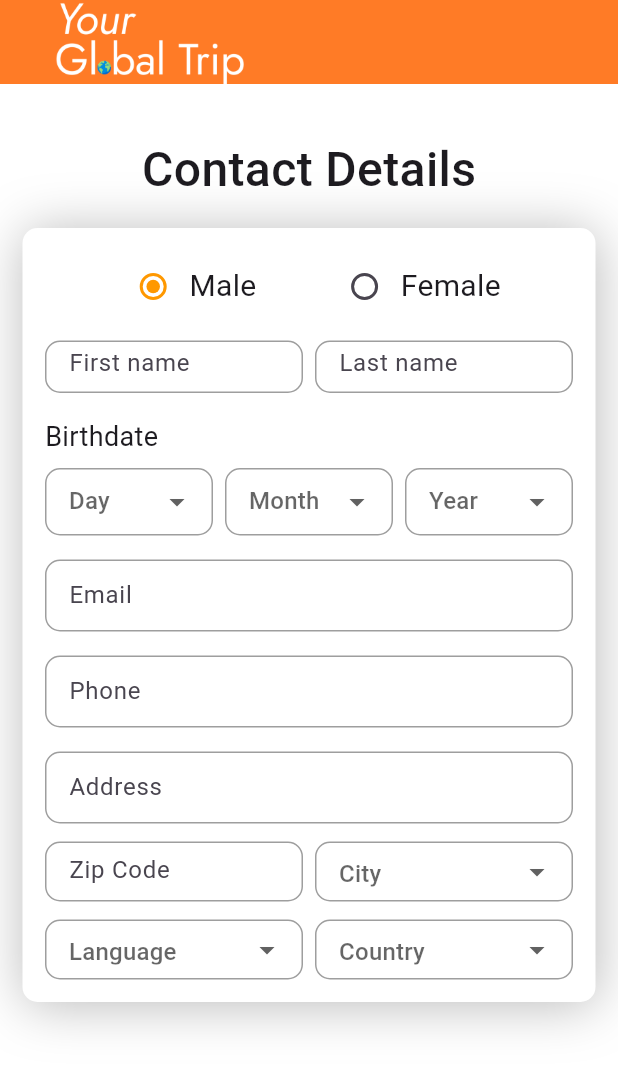
After one commit to HamzaElshennawy/your_global_trip, a Flutter app: the AdultDetailsPage screen opened directly, after a tap on "Next", on a phone screen of 412 x 824 dp. The commit adds this screen. Shown: the top 1068 px of the screen. Run offline on Flutter 3.47's test engine with Material 3 defaults, Android fonts, the light colour scheme and no system bars; network calls fail.

Commit message:
Add ContactDetailsPage and integrate navigation from AdultDetailsPage; update TripDetailsPage date selection and enhance HomePage search functionality

```diff
--- a/lib/pages/adult_details_page.dart
+++ b/lib/pages/adult_details_page.dart
@@ -1,4 +1,5 @@
 import 'package:flutter/material.dart';
+import 'package:your_global_trip/pages/contact_details_page.dart';
 import 'package:your_global_trip/tiles/custom_appbar.dart';
 import 'package:your_global_trip/tiles/user_form.dart';
 
@@ -19,6 +20,46 @@
         logoEnabled: true,
       ),
       backgroundColor: Colors.white,
+      floatingActionButton: GestureDetector(
+        onTap: () {
+          Navigator.push(
+            context,
+            MaterialPageRoute(
+              builder: (context) => ContactDetailsPage(),
+            ),
+          );
+        },
+        child: Container(
+          width: 150,
+          height: 50,
+          clipBehavior: Clip.hardEdge,
+          decoration: BoxDecoration(
+            borderRadius: BorderRadius.circular(10),
+            color: Colors.orange,
+          ),
+          child: Padding(
+            padding: const EdgeInsets.symmetric(horizontal: 20.0),
+            child: const Row(
+              mainAxisAlignment: MainAxisAlignment.center,
+              mainAxisSize: MainAxisSize.min,
+              children: [
+                Text(
+                  "Next",
+                  style: TextStyle(color: Colors.white, fontSize: 24),
+                ),
+                SizedBox(
+                  width: 10,
+                ),
+                Icon(
+                  Icons.arrow_forward,
+                  size: 24,
+                  color: Colors.white,
+                )
+              ],
+            ),
+          ),
+        ),
+      ),
       body: Padding(
         padding: const EdgeInsets.symmetric(horizontal: 15.0, vertical: 10),
         child: Column(
--- /dev/null
+++ b/lib/pages/contact_details_page.dart
@@ -0,0 +1,44 @@
+import 'package:flutter/material.dart';
+import 'package:your_global_trip/tiles/contact_details.dart';
+import 'package:your_global_trip/tiles/custom_appbar.dart';
+
+class ContactDetailsPage extends StatefulWidget {
+  const ContactDetailsPage({super.key});
+
+  @override
+  State<ContactDetailsPage> createState() => _ContactDetailsPageState();
+}
+
+class _ContactDetailsPageState extends State<ContactDetailsPage> {
+  @override
+  Widget build(BuildContext context) {
+    return Scaffold(
+      appBar: CustomAppBar(
+        logoEnabled: true,
+      ),
+      backgroundColor: Colors.white,
+      body: Padding(
+        padding: const EdgeInsets.symmetric(horizontal: 15.0, vertical: 10),
+        child: Column(
+          mainAxisAlignment: MainAxisAlignment.start,
+          children: [
+            SizedBox(
+              height: 24,
+            ),
+            Text(
+              "Contact Details",
+              style: TextStyle(
+                fontSize: 32,
+                fontWeight: FontWeight.w500,
+              ),
+            ),
+            SizedBox(
+              height: 16,
+            ),
+            ContactDetailsForm(),
+          ],
+        ),
+      ),
+    );
+  }
+}
--- a/lib/pages/home_page.dart
+++ b/lib/pages/home_page.dart
@@ -1,5 +1,6 @@
 import 'package:flutter/material.dart';
 import 'package:your_global_trip/pages/destination_page.dart';
+import 'package:your_global_trip/pages/search_page.dart';
 import 'package:your_global_trip/tiles/city_card.dart';
 import 'package:your_global_trip/tiles/custom_appbar.dart';
 import 'package:your_global_trip/tiles/search_tile.dart';
@@ -61,7 +62,14 @@
                 ),
               ),
               SearchTile(
-                onSearchPressed: () {},
+                onSearchPressed: () {
+                  Navigator.push(
+                    context,
+                    MaterialPageRoute(
+                      builder: (context) => SearchPage(),
+                    ),
+                  );
+                },
               ),
               Container(
                 margin: EdgeInsets.only(top: 10, left: 15, bottom: 5),
--- a/lib/pages/trip_details_page.dart
+++ b/lib/pages/trip_details_page.dart
@@ -119,7 +119,7 @@
                 '15/1',
                 '20/1',
                 '30/1',
-                '15/1',
+                '03/2',
               ], _selectedDate, (value) {
                 setState(() {
                   _selectedDate = value;
--- /dev/null
+++ b/lib/tiles/contact_details.dart
@@ -0,0 +1,275 @@
+import 'package:flutter/material.dart';
+
+class ContactDetailsForm extends StatefulWidget {
+  const ContactDetailsForm({super.key});
+
+  @override
+  ContactDetailsFormState createState() => ContactDetailsFormState();
+}
+
+class ContactDetailsFormState extends State<ContactDetailsForm> {
+  String? _gender = "Male";
+  String? _selectedDay;
+  String? _selectedMonth;
+  String? _selectedYear;
+  String? _selectedCity;
+  String? _selectedLanguage;
+  String? _selectedCountry;
+
+  @override
+  Widget build(BuildContext context) {
+    final screenWidth = MediaQuery.of(context).size.width;
+
+    return Center(
+      // Ensures content is centered
+      child: Container(
+        width: screenWidth - 16,
+        padding: EdgeInsets.all(15),
+        decoration: BoxDecoration(
+          boxShadow: [
+            BoxShadow(
+                color: const Color.fromARGB(70, 0, 0, 0),
+                offset: Offset(1, 2),
+                blurRadius: 30)
+          ],
+          color: Colors.white,
+          borderRadius: BorderRadius.circular(10),
+          border: Border(),
+        ),
+        child: Column(
+          mainAxisSize:
+              MainAxisSize.min, // Allows the column to take only required space
+          crossAxisAlignment: CrossAxisAlignment.start,
+          children: [
+            // Gender Selection
+            Row(
+              mainAxisAlignment: MainAxisAlignment.spaceEvenly,
+              children: [
+                _buildGenderOption("Male"),
+                _buildGenderOption("Female"),
+              ],
+            ),
+            SizedBox(height: 12),
+
+            // Name Fields
+            Row(
+              children: [
+                Expanded(
+                  child: SizedBox(
+                    height: 35,
+                    child: _buildTextField("First name"),
+                  ),
+                ),
+                SizedBox(width: 8),
+                Expanded(
+                  child: SizedBox(
+                    height: 35,
+                    child: _buildTextField("Last name"),
+                  ),
+                ),
+              ],
+            ),
+            SizedBox(height: 16),
+
+            // Birthdate Label
+            Text(
+              "Birthdate",
+              style: TextStyle(fontSize: 18, fontWeight: FontWeight.normal),
+            ),
+            SizedBox(height: 8),
+
+            // Birthdate Dropdowns
+            Row(
+              children: [
+                Expanded(
+                    child: _buildDropdown(
+                        "Day",
+                        _selectedDay,
+                        List.generate(31, (index) => "${index + 1}"),
+                        (value) => setState(() => _selectedDay = value))),
+                SizedBox(width: 8),
+                Expanded(
+                  child: _buildDropdown(
+                    "Month",
+                    _selectedMonth,
+                    [
+                      "Jan",
+                      "Feb",
+                      "Mar",
+                      "Apr",
+                      "May",
+                      "Jun",
+                      "Jul",
+                      "Aug",
+                      "Sep",
+                      "Oct",
+                      "Nov",
+                      "Dec"
+                    ],
+                    (value) => setState(() => _selectedMonth = value),
+                  ),
+                ),
+                SizedBox(width: 8),
+                Expanded(
+                    child: _buildDropdown(
+                        "Year",
+                        _selectedYear,
+                        List.generate(
+                            100, (index) => "${DateTime.now().year - index}"),
+                        (value) => setState(() => _selectedYear = value))),
+              ],
+            ),
+            SizedBox(height: 16),
+
+            // Email
+            _buildTextField("Email"),
+            SizedBox(height: 16),
+
+            // Email
+            _buildTextField("Phone"),
+            SizedBox(height: 16),
+
+            // Email
+            _buildTextField("Address"),
+
+            SizedBox(height: 12),
+
+            // Name Fields
+            Row(
+              children: [
+                Expanded(
+                  child: SizedBox(
+                    height: 40,
+                    child: _buildTextField("Zip Code"),
+                  ),
+                ),
+                SizedBox(width: 8),
+                Expanded(
+                  child: SizedBox(
+                    height: 40,
+                    child: _buildDropdown(
+                      "City",
+                      _selectedCity,
+                      [
+                        "Cairo",
+                        "Alex",
+                        "Luxor",
+                        "Aswan",
+                      ],
+                      (value) => setState(() => _selectedCity = value),
+                    ),
+                  ),
+                ),
+              ],
+            ),
+            SizedBox(height: 12),
+
+            // Name Fields
+            Row(
+              children: [
+                Expanded(
+                  child: SizedBox(
+                    height: 40,
+                    child: _buildDropdown(
+                      "Language",
+                      _selectedLanguage,
+                      [
+                        "Arabic",
+                        "English",
+                        "French",
+                      ],
+                      (value) => setState(() => _selectedLanguage = value),
+                    ),
+                  ),
+                ),
+                SizedBox(width: 8),
+                Expanded(
+                  child: SizedBox(
+                    height: 40,
+                    child: _buildDropdown(
+                      "Country",
+                      _selectedCountry,
+                      [
+                        "Egypt",
+                        "Denemark",
+                        "England",
+                      ],
+                      (value) => setState(() => _selectedCountry = value),
+                    ),
+                  ),
+                ),
+              ],
+            ),
+          ],
+        ),
+      ),
+    );
+  }
+
+  Widget _buildGenderOption(String gender) {
+    return Row(
+      children: [
+        Radio<String>(
+          value: gender,
+          groupValue: _gender,
+          onChanged: (value) => setState(() => _gender = value),
+          activeColor: Colors.orange,
+        ),
+        Text(
+          gender,
+          style: TextStyle(fontSize: 20),
+        ),
+      ],
+    );
+  }
+
+  Widget _buildTextField(String hint) {
+    return TextField(
+      decoration: InputDecoration(
+        hintText: hint,
+        border: OutlineInputBorder(
+          borderRadius: BorderRadius.circular(10),
+        ),
+        contentPadding: EdgeInsets.symmetric(vertical: 10, horizontal: 12),
+        enabledBorder: OutlineInputBorder(
+          borderSide: BorderSide(color: Colors.grey, width: 1),
+          borderRadius: BorderRadius.circular(10),
+        ),
+        focusedBorder: OutlineInputBorder(
+          borderSide: BorderSide(color: Colors.orange, width: 2),
+          borderRadius: BorderRadius.circular(10),
+        ),
+      ),
+      style: TextStyle(fontSize: 16),
+    );
+  }
+
+  Widget _buildDropdown(String hint, String? value, List<String> items,
+      Function(String?) onChanged) {
+    return SizedBox(
+      height: 45, // Ensuring same height as text fields
+      child: DropdownButtonFormField<String>(
+        decoration: InputDecoration(
+          border: OutlineInputBorder(
+            borderRadius: BorderRadius.circular(10),
+          ),
+          contentPadding: EdgeInsets.symmetric(vertical: 10, horizontal: 12),
+          enabledBorder: OutlineInputBorder(
+            borderSide: BorderSide(color: Colors.grey, width: 1),
+            borderRadius: BorderRadius.circular(10),
+          ),
+          focusedBorder: OutlineInputBorder(
+            borderSide: BorderSide(color: Colors.orange, width: 2),
+            borderRadius: BorderRadius.circular(10),
+          ),
+        ),
+        hint: Text(hint),
+        value: value,
+        items: items
+            .map((item) => DropdownMenuItem(value: item, child: Text(item)))
+            .toList(),
+        onChanged: onChanged,
+      ),
+    );
+  }
+}
```
